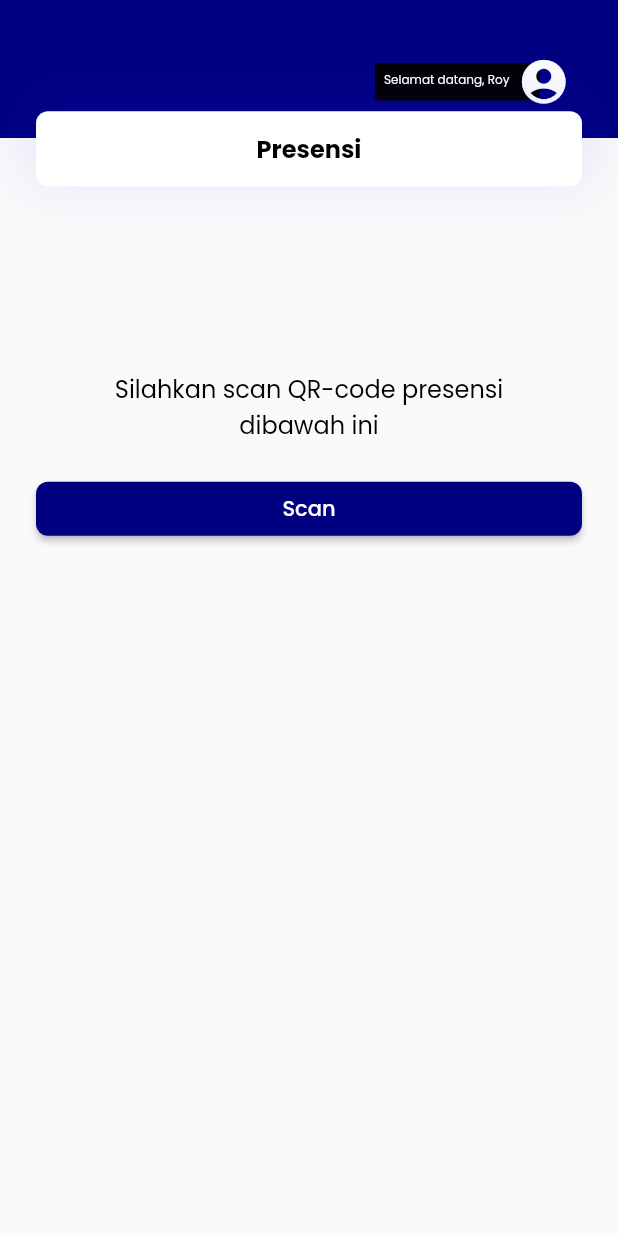
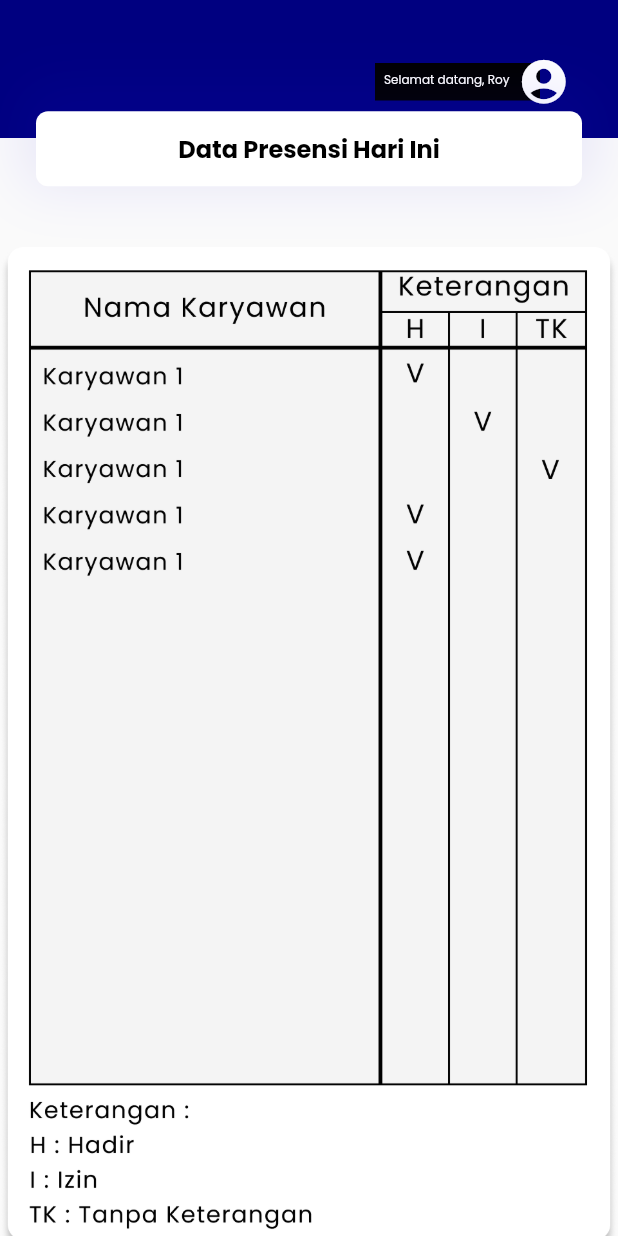
Before and after one commit to fahadhafizdev/slice-japris, a Flutter app: the PresensiAdminDetailView screen opened directly, on a phone screen of 412 x 824 dp. Run offline on Flutter 3.47's test engine with Material 2 defaults, Android fonts, the phone set to English and light mode, and no system bars; our stand-ins replace flutter_svg, get, google_fonts; missing offline and left inert: barcode_scan2, dart:ffi.

Commit message:
Update presense_admin_detail_view.dart

```diff
--- a/lib/module/page/admin_modul/presensi_admin/presense_admin_detail_view.dart
+++ b/lib/module/page/admin_modul/presensi_admin/presense_admin_detail_view.dart
@@ -12,51 +12,28 @@ class PresensiAdminDetailView extends StatelessWidget {
 
   @override
   Widget build(BuildContext context) {
-    return CustomContain(
-      data: 'Presensi',
-      children: [
-        SizedBox(
-          height: tinggi * 0.3,
-        ),
-        Text(
-          'Silahkan scan QR-code presensi\ndibawah ini',
-          textAlign: TextAlign.center,
-          style: cBlackTextStyle.copyWith(fontSize: 16),
-        ),
-        const SizedBox(height: 20),
-        Container(
-          width: double.infinity,
-          margin: const EdgeInsets.symmetric(horizontal: 24),
-          child: ElevatedButton(
-            style: btnDefault,
-            onPressed: () async {
-              var result = await BarcodeScanner.scan();
-              if (result.rawContent.isEmpty || result.rawContent == null) {
-                KelSnackBar().show(
-                  title: 'Failed',
-                  message: 'Anda tidak berhasil melakukan presensi',
-                );
-                return;
-              }
-
-              print('format : ${result.format}');
-              print('formatNote : ${result.formatNote}');
-              print('rawContent : ${result.rawContent}');
-              print('Type : ${result.type}');
-
-              KelSnackBar().show(
-                title: 'Success',
-                message: 'Anda telah berhasil melakukan presensi',
-                color: Colors.green,
-              );
-            },
-            child: Text(
-              'Scan',
-              style: cWhiteTextStyle.copyWith(fontWeight: medium),
-            ),
+    return Scaffold(
+      body: CustomContain(
+        data: id == 1
+            ? 'Data Presensi Hari Ini'
+            : id == 2
+                ? 'Data Presensi Minggu Ini'
+                : id == 3
+                    ? 'Data Presensi Bulan Ini'
+                    : 'none',
+        children: [
+          SizedBox(
+            height: tinggi * 0.2,
           ),
-        ),
-      ],
+          Image.asset(
+            id == 1
+                ? 'assets/table.png'
+                : id == 2
+                    ? 'assets/table2.png'
+                    : 'assets/table3.png',
+          ),
+        ],
+      ),
     );
   }
 }
```
